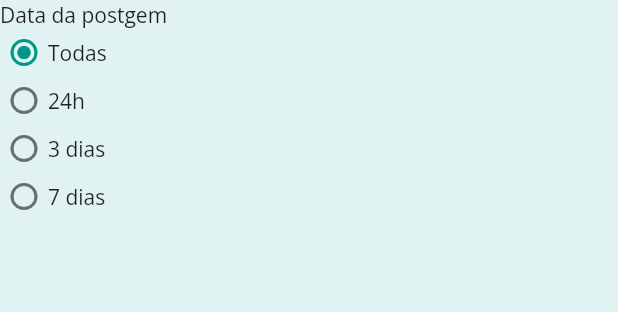
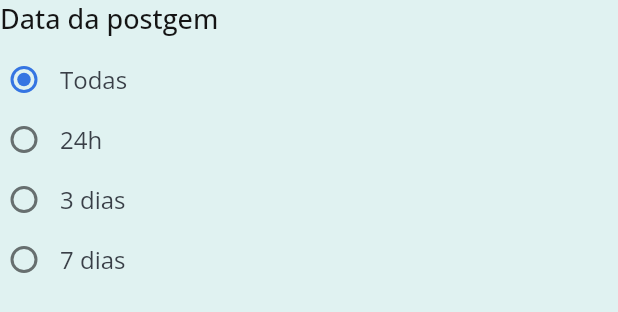
Before and after one commit to gabrielchaves7/pds-TP, a Flutter app: the DatePosted widget shown alone on an empty page, opened directly, on a phone screen of 412 x 824 dp. Shown: the top 312 px of the screen. Run offline on Flutter 3.47's test engine with Material 2 defaults, Android fonts, the phone set to English and light mode, and no system bars; our stand-ins replace bloc, cloud_firestore, equatable, firebase_auth, firebase_core, flutter_bloc and 5 more; missing offline and left inert: flow_builder; accounts and stored records are empty.

Commit message:
Atualizado layout dos filtros

```diff
--- a/ui/lib/design_system/atoms/ds_checkbox.dart
+++ b/ui/lib/design_system/atoms/ds_checkbox.dart
@@ -21,7 +21,8 @@ class DsCheckbox extends StatelessWidget {
     return Checkbox(
       value: value,
       onChanged: onChanged,
-      checkColor: DsColors.brandColorPrimary,
+      checkColor: Colors.white,
+      activeColor: Color(0xFF3575E2),
     );
   }
 }
--- a/ui/lib/design_system/atoms/ds_radio.dart
+++ b/ui/lib/design_system/atoms/ds_radio.dart
@@ -1,4 +1,5 @@
 import 'package:flutter/material.dart';
+import 'package:premium_todo/design_system/design_system.dart';
 
 /// Widget that loads an checkbox.
 class DsRadio<T> extends StatelessWidget {
@@ -18,9 +19,14 @@ class DsRadio<T> extends StatelessWidget {
 
   @override
   Widget build(Object context) {
-    return Row(
+    return Padding(
+      padding: const EdgeInsets.only(
+        bottom: 8,
+      ),
+      child: Row(
         children: [
           Radio<T>(
+            activeColor: Color(0xFF3575E2),
             visualDensity: const VisualDensity(
               horizontal: VisualDensity.minimumDensity,
               vertical: VisualDensity.minimumDensity,
@@ -29,8 +35,15 @@ class DsRadio<T> extends StatelessWidget {
             groupValue: groupValue,
             onChanged: onChanged,
           ),
-        Text(title)
+          const SizedBox(
+            width: DsSpacing.x,
+          ),
+          Text(
+            title,
+            style: DsTextStyles.filterText,
+          )
         ],
+      ),
     );
   }
 }
--- a/ui/lib/design_system/atoms/text_styles.dart
+++ b/ui/lib/design_system/atoms/text_styles.dart
@@ -86,4 +86,16 @@ class DsTextStyles {
         fontSize: 16,
         color: DsColors.neutralWhite,
       );
+
+  static TextStyle get filterTitle => const TextStyle(
+        fontWeight: FontWeight.w500,
+        fontSize: 18,
+        color: Color(0xff141414),
+      );
+
+  static TextStyle get filterText => const TextStyle(
+        fontWeight: FontWeight.w400,
+        fontSize: 16,
+        color: Color(0xff393F47),
+      );
 }
--- a/ui/lib/design_system/molecules/ds_checkbox_tile.dart
+++ b/ui/lib/design_system/molecules/ds_checkbox_tile.dart
@@ -1,5 +1,6 @@
 import 'package:flutter/material.dart';
 import 'package:premium_todo/design_system/atoms/ds_checkbox.dart';
+import 'package:premium_todo/design_system/design_system.dart';
 
 /// Widget that loads a checkbox with a text on the right.
 class DsCheckboxTile extends StatelessWidget {
@@ -31,6 +32,7 @@ class DsCheckboxTile extends StatelessWidget {
       contentPadding: EdgeInsets.zero,
       title: Text(
         title,
+        style: DsTextStyles.filterText,
       ),
       leading: DsCheckbox(
         value: value,
--- a/ui/lib/modules/home/view/date_posted_filter.dart
+++ b/ui/lib/modules/home/view/date_posted_filter.dart
@@ -1,5 +1,7 @@
 import 'package:flutter/material.dart';
 import 'package:premium_todo/design_system/atoms/ds_radio.dart';
+import 'package:premium_todo/design_system/atoms/spacing.dart';
+import 'package:premium_todo/design_system/atoms/text_styles.dart';
 
 enum DatePostedFilter {
   all,
@@ -13,7 +15,13 @@ class DatePosted extends StatelessWidget {
   Widget build(BuildContext context) {
     return Wrap(
       children: [
-        const Text('Data da postgem'),
+        Padding(
+          padding: const EdgeInsets.only(bottom: DsSpacing.xs),
+          child: Text(
+            'Data da postgem',
+            style: DsTextStyles.filterTitle,
+          ),
+        ),
         DsRadio<DatePostedFilter>(
           title: 'Todas',
           value: DatePostedFilter.all,
```
Also changed, not shown: ui/lib/modules/home/view/home_page.dart (+29 -2 lines), ui/lib/modules/home/view/location_filter.dart (+9 -1 lines), ui/lib/modules/home/view/required_experience_filter.dart (+9 -1 lines), ui/lib/modules/home/view/salary_range_filter.dart (+8 -1 lines), ui/lib/modules/home/view/workload_filter.dart (+9 -1 lines). Lines whose indentation alone changed are shown as unchanged.
